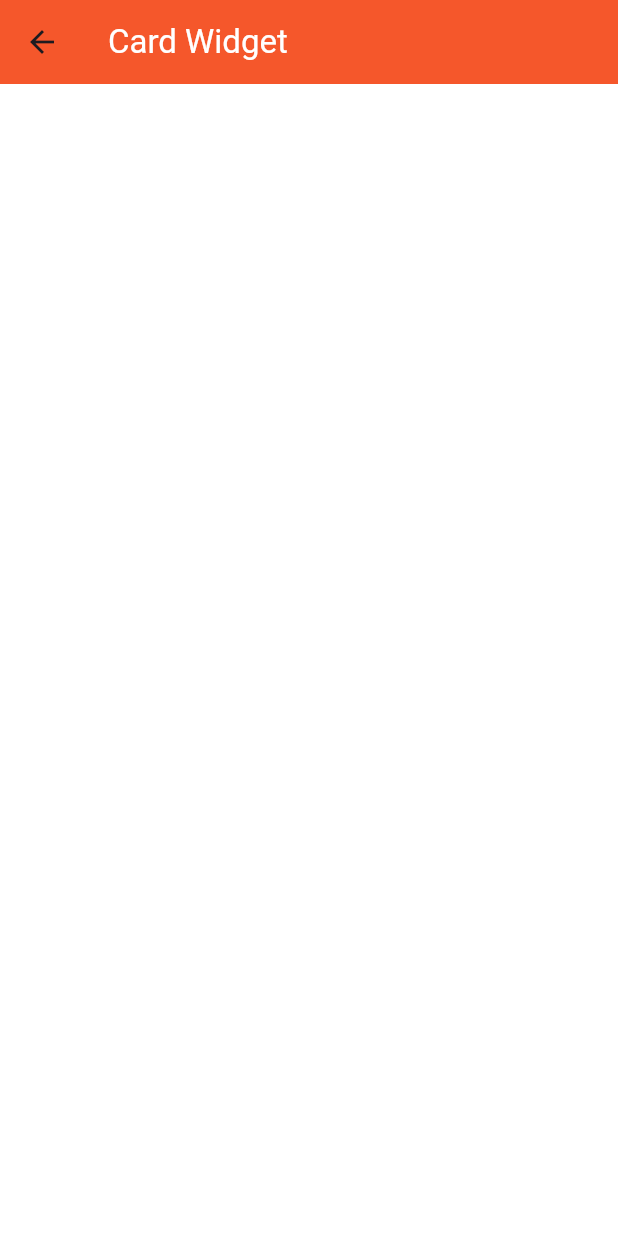
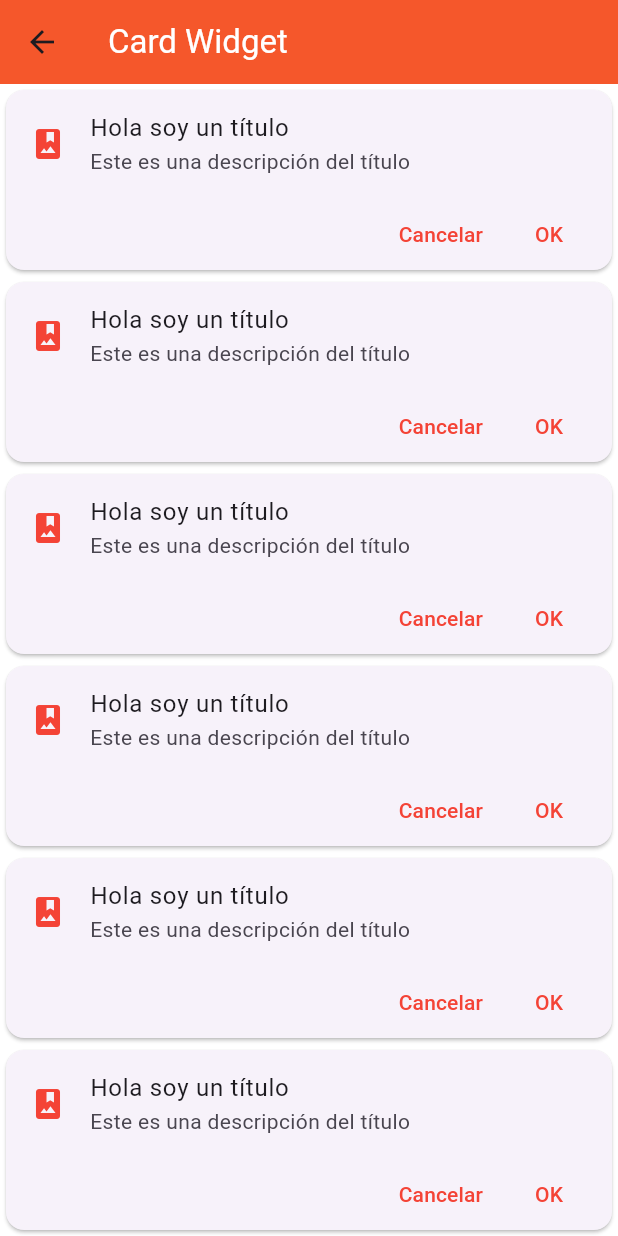
Before and after one commit to Odenfis/fl_componentes, a Flutter app: the CardScreen screen opened by its route, on a phone screen of 412 x 824 dp. Run offline on Flutter 3.47's test engine with Material 3 defaults, Android fonts, the phone set to English and light mode, and no system bars.

Commit message:
mie22-1206

```diff
--- a/lib/screens/card_screen.dart
+++ b/lib/screens/card_screen.dart
@@ -1,4 +1,5 @@
 import 'package:fl_componentes/themes/app_theme.dart';
+import 'package:fl_componentes/widgets/widgets.dart';
 import 'package:flutter/material.dart';
 
 class CardScreen extends StatelessWidget {
@@ -18,7 +19,18 @@ class CardScreen extends StatelessWidget {
       ),
       body: ListView(
         children: [
-          Card()
+          CustomCardType1(),
+          CustomCardType1(),
+          CustomCardType1(),
+          CustomCardType1(),
+          CustomCardType1(),
+          CustomCardType1(),
+          CustomCardType1(),
+          CustomCardType1(),
+          CustomCardType1(),
+          CustomCardType1(),
+          CustomCardType1(),
+          CustomCardType1(),
         ],
       )
     );
--- a/lib/themes/app_theme.dart
+++ b/lib/themes/app_theme.dart
@@ -3,7 +3,7 @@
 import 'package:flutter/material.dart';
 
 class AppTheme{
-  static const Color primary = Colors.green;
+  static const Color primary = Colors.red;
   static const Color textosBlancos = Colors.white;
   static final ThemeData myTheme = ThemeData(
     scaffoldBackgroundColor: Colors.white,
@@ -11,6 +11,12 @@ class AppTheme{
     appBarTheme: AppBarTheme(
       backgroundColor: Colors.deepOrange,
       elevation: 2,
+    ),
+    textButtonTheme: TextButtonThemeData(
+      style: TextButton.styleFrom(foregroundColor: primary)
+    ),
+    iconTheme: IconThemeData(
+      color: primary
     )
   );
   static final ThemeData myThemeDark = ThemeData(
--- /dev/null
+++ b/lib/widgets/custom_card_type1.dart
@@ -0,0 +1,39 @@
+import 'package:fl_componentes/themes/app_theme.dart';
+import 'package:flutter/material.dart';
+
+class CustomCardType1 extends StatelessWidget {
+  const CustomCardType1({
+    super.key,
+  });
+
+  @override
+  Widget build(BuildContext context) {
+    return Card(
+      child: Column(
+        children: [
+          ListTile(
+            leading: Icon(Icons.photo_album, color: AppTheme.primary,),
+            title: Text('Hola soy un título'),
+            subtitle: Text('Este es una descripción del título'),
+          ),
+          Padding(
+            padding: const EdgeInsets.only(right: 10),
+            child: Row(
+              mainAxisAlignment: MainAxisAlignment.end,
+              children: [
+                TextButton(
+                  onPressed: (){},
+                  child: Text('Cancelar')
+                  ),
+                TextButton(
+                  onPressed: (){},
+                  child: Text('OK')
+                  )
+              ],
+            ),
+          )
+        ],
+      ),
+    );
+  }
+}
--- /dev/null
+++ b/lib/widgets/widgets.dart
@@ -0,0 +1 @@
+export 'package:fl_componentes/widgets/custom_card_type1.dart';
```
